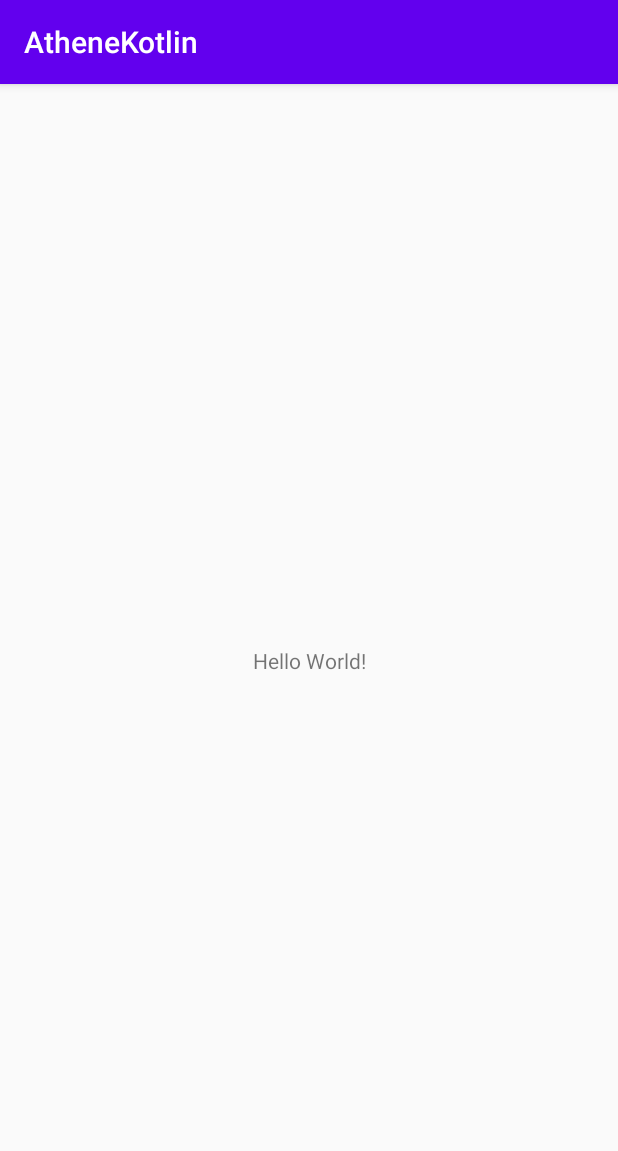
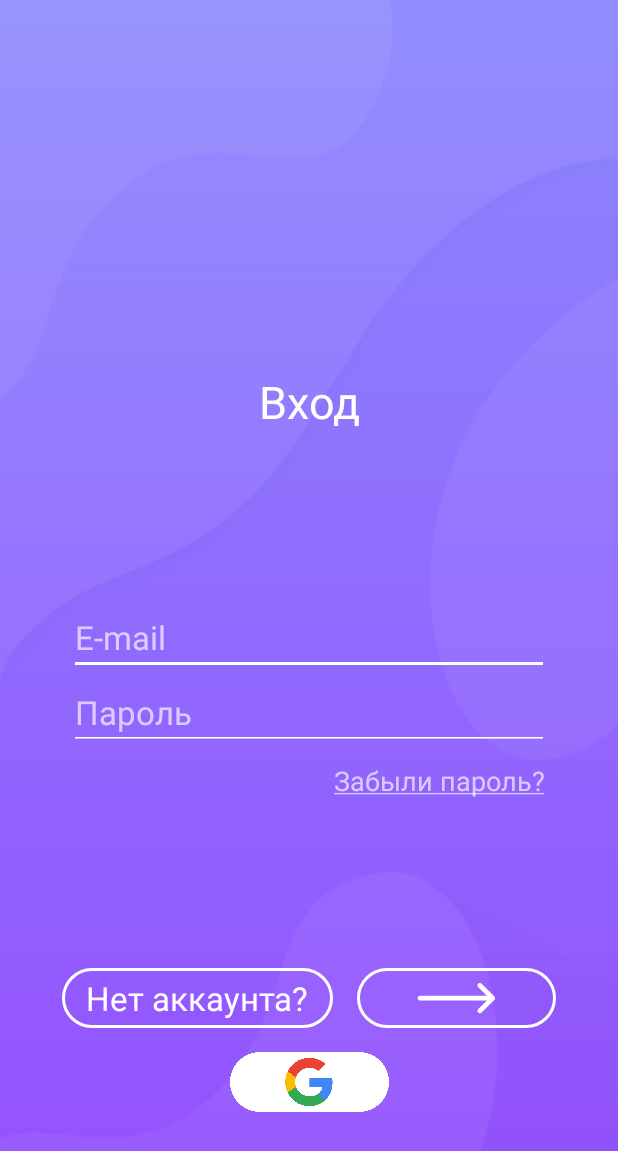
Before and after one commit to Xenous-Inc/athene-android, an Android app: the screen it shows after launch (MainActivity before the commit, LoginActivity after it), on a phone screen of 412 x 824 dp. Shown: the top 1151 px of the screen. Run offline under Robolectric (Android 15) with nearby library versions, the phone set to English and light mode, and no system bars; our stand-ins replace Firebase (no records; nobody signed in at launch, a user with empty details on screens opened directly).

Commit message:
Authorization Activity commit

```diff
--- a/app/build.gradle
+++ b/app/build.gradle
@@ -37,4 +37,8 @@ dependencies {
 
 //    Firebase Analytics
     implementation 'com.google.firebase:firebase-analytics:17.4.3'
+//    Firebase Auth
+    implementation 'com.google.firebase:firebase-auth-ktx:19.3.1'
+//    SpinKit
+    implementation 'com.github.ybq:Android-SpinKit:1.4.0'
 }
--- /dev/null
+++ b/app/src/main/java/com/xenous/athenekotlin/activities/LoadingActivity.kt
@@ -0,0 +1,74 @@
+package com.xenous.athenekotlin.activities
+
+import android.content.Intent
+import android.os.Bundle
+import android.util.Log
+import android.widget.Toast
+import androidx.appcompat.app.AppCompatActivity
+import com.google.firebase.auth.FirebaseUser
+import com.google.firebase.auth.ktx.auth
+import com.google.firebase.ktx.Firebase
+import com.xenous.athenekotlin.R
+
+class LoadingActivity : AppCompatActivity() {
+    companion object {
+        const val TAG = "LoadingActivity"
+    }
+
+    override fun onCreate(savedInstanceState: Bundle?) {
+        super.onCreate(savedInstanceState)
+        setContentView(R.layout.activity_loading)
+
+        val currentCachedUser = Firebase.auth.currentUser
+        if(currentCachedUser != null) {
+            currentCachedUser.reload()
+                .addOnSuccessListener {
+                    val currentUser = Firebase.auth.currentUser
+                    updateUI(currentUser)
+                }
+                .addOnFailureListener {
+//                    User doesn't exist
+                    updateUI(null)
+                }
+        }
+        else {
+            updateUI(currentCachedUser)
+        }
+    }
+
+    private fun updateUI(currentUser: FirebaseUser?) {
+//        User isn't NULL, check if email verified
+        if(currentUser != null) {
+//            User email is verified, start MainActivity
+            if(currentUser.isEmailVerified) {
+                val intent = Intent(this, MainActivity::class.java)
+                intent.flags = Intent.FLAG_ACTIVITY_CLEAR_TOP or Intent.FLAG_ACTIVITY_NEW_TASK
+                startActivity(intent)
+            }
+//            User email isn't verified, send verification letter
+            else {
+                currentUser.sendEmailVerification()
+                    .addOnSuccessListener {
+                        Toast
+                            .makeText(this, getString(R.string.verification_successfully_sent_verification_letter), Toast.LENGTH_LONG)
+                            .show()
+                        val intent = Intent(this, VerificationActivity::class.java)
+                        intent.flags = Intent.FLAG_ACTIVITY_CLEAR_TOP or Intent.FLAG_ACTIVITY_NEW_TASK
+                        startActivity(intent)
+                    }
+                    .addOnFailureListener { exception ->
+                        Log.d(RegisterActivity.TAG, "Failed to send verification letter. $exception")
+                        Toast
+                            .makeText(this, getString(R.string.verification_failed_to_send_verification_letter), Toast.LENGTH_LONG)
+                            .show()
+                    }
+            }
+        }
+//        User is NULL, start LoginActivity
+        else {
+            val intent = Intent(this, LoginActivity::class.java)
+            intent.flags = Intent.FLAG_ACTIVITY_CLEAR_TOP or Intent.FLAG_ACTIVITY_NEW_TASK
+            startActivity(intent)
+        }
+    }
+}
--- /dev/null
+++ b/app/src/main/java/com/xenous/athenekotlin/activities/LoginActivity.kt
@@ -0,0 +1,19 @@
+package com.xenous.athenekotlin.activities
+
+import android.content.Intent
+import android.os.Bundle
+import android.widget.TextView
+import androidx.appcompat.app.AppCompatActivity
+import com.xenous.athenekotlin.R
+
+class LoginActivity : AppCompatActivity() {
+    override fun onCreate(savedInstanceState: Bundle?) {
+        super.onCreate(savedInstanceState)
+        setContentView(R.layout.activity_login)
+
+        val signUpTextView = findViewById<TextView>(R.id.signUpTextView)
+        signUpTextView.setOnClickListener {
+            startActivity(Intent(this, RegisterActivity::class.java))
+        }
+    }
+}
--- /dev/null
+++ b/app/src/main/res/drawable/button_outline_background.xml
@@ -0,0 +1,17 @@
+<?xml version="1.0" encoding="utf-8"?>
+<selector
+    xmlns:android="http://schemas.android.com/apk/res/android">
+    <item>
+        <shape android:shape="rectangle">
+            <stroke android:width="2dp"
+                android:color="@android:color/white"/>
+            <corners android:radius="40dp" />
+            <padding
+                android:left="8dp"
+                android:right="8dp"
+                android:bottom="2dp"
+                android:top="2dp">
+            </padding>
+        </shape>
+    </item>
+</selector>
--- /dev/null
+++ b/app/src/main/res/layout/activity_login.xml
@@ -0,0 +1,146 @@
+<?xml version="1.0" encoding="utf-8"?>
+<androidx.constraintlayout.widget.ConstraintLayout xmlns:android="http://schemas.android.com/apk/res/android"
+    xmlns:app="http://schemas.android.com/apk/res-auto"
+    xmlns:tools="http://schemas.android.com/tools"
+    android:layout_width="match_parent"
+    android:layout_height="match_parent"
+    android:background="@drawable/main_background">
+
+    <androidx.constraintlayout.widget.Guideline
+        android:id="@+id/verticalGuideline1"
+        android:layout_width="wrap_content"
+        android:layout_height="wrap_content"
+        android:orientation="vertical"
+        app:layout_constraintGuide_percent="0.1" />
+
+    <androidx.constraintlayout.widget.Guideline
+        android:id="@+id/verticalGuideline2"
+        android:layout_width="wrap_content"
+        android:layout_height="wrap_content"
+        android:orientation="vertical"
+        app:layout_constraintGuide_percent="0.9" />
+
+    <androidx.constraintlayout.widget.Guideline
+        android:id="@+id/horizontalGuideline1"
+        android:layout_width="wrap_content"
+        android:layout_height="wrap_content"
+        android:orientation="horizontal"
+        app:layout_constraintGuide_percent="0.3" />
+
+    <TextView
+        android:id="@+id/signInTitleTextView"
+        android:layout_width="wrap_content"
+        android:layout_height="wrap_content"
+        android:text="@string/sign_in_title_text"
+        android:textColor="@color/colorTextPrimary"
+        android:textSize="@dimen/accent_text_size"
+        app:layout_constraintEnd_toEndOf="parent"
+        app:layout_constraintStart_toStartOf="parent"
+        app:layout_constraintTop_toTopOf="@+id/horizontalGuideline1" />
+
+    <LinearLayout
+        android:layout_width="0dp"
+        android:layout_height="0dp"
+        android:gravity="center"
+        android:orientation="vertical"
+        app:layout_constraintBottom_toTopOf="@+id/signInLinearLayout"
+        app:layout_constraintEnd_toStartOf="@+id/verticalGuideline2"
+        app:layout_constraintHorizontal_bias="0.0"
+        app:layout_constraintStart_toStartOf="@+id/verticalGuideline1"
+        app:layout_constraintTop_toBottomOf="@+id/signInTitleTextView">
+
+        <EditText
+            android:id="@+id/signInEmailEditText"
+            android:layout_width="wrap_content"
+            android:layout_height="wrap_content"
+            android:backgroundTint="@android:color/white"
+            android:hint="@string/sign_in_email_input_hint_text"
+            android:inputType="textEmailAddress"
+            android:minWidth="@dimen/input_min_width"
+            android:singleLine="true"
+            android:textColor="@android:color/white"
+            android:textColorHint="@color/colorTextSecondary"
+            android:textSize="@dimen/primary_text_size" />
+
+        <EditText
+            android:id="@+id/signInPasswordEditText"
+            android:layout_width="wrap_content"
+            android:layout_height="wrap_content"
+            android:backgroundTint="@android:color/white"
+            android:hint="@string/sign_in_password_input_hint_text"
+            android:inputType="textPassword"
+            android:minWidth="@dimen/input_min_width"
+            android:singleLine="true"
+            android:textColor="@android:color/white"
+            android:textColorHint="@color/colorTextSecondary"
+            android:textSize="@dimen/primary_text_size" />
+
+        <TextView
+            android:id="@+id/textView"
+            android:layout_width="match_parent"
+            android:layout_height="wrap_content"
+            android:layout_marginStart="@dimen/button_margin"
+            android:layout_marginTop="@dimen/button_margin"
+            android:layout_marginEnd="@dimen/button_margin"
+            android:gravity="end"
+            android:text="@string/sign_in_forgot_password_text"
+            android:textColor="@color/colorTextSecondary"
+            android:textSize="@dimen/secondary_text_size" />
+    </LinearLayout>
+
+    <LinearLayout
+        android:id="@+id/signInLinearLayout"
+        android:layout_width="0dp"
+        android:layout_height="@dimen/button_height"
+        android:layout_marginBottom="16dp"
+        android:gravity="center"
+        android:orientation="horizontal"
+        app:layout_constraintBottom_toTopOf="@+id/signInGoogleImageView"
+        app:layout_constraintEnd_toStartOf="@+id/verticalGuideline2"
+        app:layout_constraintStart_toStartOf="@+id/verticalGuideline1">
+
+        <TextView
+            android:id="@+id/signUpTextView"
+            android:layout_width="wrap_content"
+            android:layout_height="match_parent"
+            android:background="@drawable/button_outline_background"
+            android:gravity="center"
+            android:paddingStart="@dimen/textview_padding"
+            android:paddingEnd="@dimen/textview_padding"
+            android:text="@string/sign_in_sign_up_text"
+            android:textColor="@color/colorTextPrimary"
+            android:textSize="@dimen/primary_text_size" />
+
+        <Space
+            android:layout_width="16dp"
+            android:layout_height="wrap_content" />
+
+        <ImageView
+            android:id="@+id/signInImageView"
+            android:layout_width="wrap_content"
+            android:layout_height="match_parent"
+            android:background="@drawable/button_outline_background"
+            android:paddingStart="@dimen/button_padding"
+            android:paddingEnd="@dimen/button_padding"
+            android:scaleType="centerCrop"
+            app:srcCompat="@drawable/ic_arrow_small_white" />
+    </LinearLayout>
+
+    <ImageView
+        android:id="@+id/signInGoogleImageView"
+        android:layout_width="wrap_content"
+        android:layout_height="@dimen/button_height"
+        android:adjustViewBounds="true"
+        app:layout_constraintBottom_toTopOf="@+id/horizontalGuideline2"
+        app:layout_constraintEnd_toEndOf="parent"
+        app:layout_constraintStart_toStartOf="parent"
+        app:srcCompat="@drawable/google_sign_in_button" />
+
+    <androidx.constraintlayout.widget.Guideline
+        android:id="@+id/horizontalGuideline2"
+        android:layout_width="wrap_content"
+        android:layout_height="wrap_content"
+        android:orientation="horizontal"
+        app:layout_constraintGuide_percent="0.9" />
+
+</androidx.constraintlayout.widget.ConstraintLayout>
--- a/app/src/main/res/values/colors.xml
+++ b/app/src/main/res/values/colors.xml
@@ -2,5 +2,8 @@
 <resources>
     <color name="colorPrimary">#6200EE</color>
     <color name="colorPrimaryDark">#3700B3</color>
-    <color name="colorAccent">#03DAC5</color>
+    <color name="colorAccent">#80FFFFFF</color>
+
+    <color name="colorTextPrimary">@android:color/white</color>
+    <color name="colorTextSecondary">#AAFFFFFF</color>
 </resources>
--- /dev/null
+++ b/app/src/main/res/values/dimens.xml
@@ -0,0 +1,16 @@
+<?xml version="1.0" encoding="utf-8"?>
+<resources>
+<!--    Common Text Size    -->
+    <dimen name="accent_text_size">30sp</dimen>
+    <dimen name="primary_text_size">22sp</dimen>
+    <dimen name="secondary_text_size">18sp</dimen>
+
+    <dimen name="button_height">40dp</dimen>
+    <dimen name="button_padding">40dp</dimen>
+    <dimen name="textview_padding">16dp</dimen>
+    <dimen name="button_margin">8dp</dimen>
+
+    <dimen name="input_min_width">320dp</dimen>
+
+
+</resources>
--- a/app/src/main/res/values/strings.xml
+++ b/app/src/main/res/values/strings.xml
@@ -1,3 +1,28 @@
 <resources>
     <string name="app_name">AtheneKotlin</string>
+
+    <string name="verification_successfully_sent_verification_letter">Письмо подтверждения было выслно на ваш электронный адрес</string>
+    <string name="verification_failed_to_send_verification_letter">Не удалось отправить письмо подтверждения</string>
+
+<!--    Login Activity  -->
+    <string name="sign_in_title_text">Вход</string>
+    <string name="sign_in_email_input_hint_text">E-mail</string>
+    <string name="sign_in_password_input_hint_text">Пароль</string>
+    <string name="sign_in_sign_up_text">Нет аккаунта?</string>
+    <string name="sign_in_forgot_password_text"><u>Забыли пароль?</u></string>
+
+<!--    Register Activity   -->
+    <string name="sign_up_title_text">Регистрация</string>
+    <string name="sign_up_email_input_hint_text">E-mail</string>
+    <string name="sign_up_password_input_hint_text">Пароль</string>
+    <string name="sign_up_confirm_password_input_hint_text">Подтвердите пароль</string>
+    <string name="sign_up_sign_in_text">Назад</string>
+
+    <string name="sign_up_email_is_invalid">Адрес электронной почты недействителен</string>
+    <string name="sign_up_passwords_do_not_match">Пароли не совпадают</string>
+    <string name="sign_up_successfully_sent_verification_letter">Письмо подтверждения было выслно на ваш электронный адрес</string>
+
+<!--    Verification Activity   -->
+    <string name="verification_waiting_for_confirm">Ожидание подтвержения электронной почты…</string>
+
 </resources>
--- a/app/src/main/res/values/styles.xml
+++ b/app/src/main/res/values/styles.xml
@@ -1,6 +1,6 @@
 <resources>
     <!-- Base application theme. -->
-    <style name="AppTheme" parent="Theme.AppCompat.Light.DarkActionBar">
+    <style name="AppTheme" parent="Theme.AppCompat.Light.NoActionBar">
         <!-- Customize your theme here. -->
         <item name="colorPrimary">@color/colorPrimary</item>
         <item name="colorPrimaryDark">@color/colorPrimaryDark</item>
```
Also changed, not shown: app/src/main/AndroidManifest.xml (+6 -1 lines), app/src/main/java/com/xenous/athenekotlin/activities/RegisterActivity.kt (added, +96 -0 lines), app/src/main/java/com/xenous/athenekotlin/activities/VerificationActivity.kt (added, +75 -0 lines), app/src/main/res/layout/activity_loading.xml (added, +19 -0 lines), app/src/main/res/layout/activity_register.xml (added, +148 -0 lines), app/src/main/res/layout/activity_verification.xml (added, +31 -0 lines), app/src/main/res/drawable/google_sign_in_button.png (added), app/src/main/res/drawable/ic_arrow_small_white.png (added), app/src/main/res/drawable/main_background.png (added).
